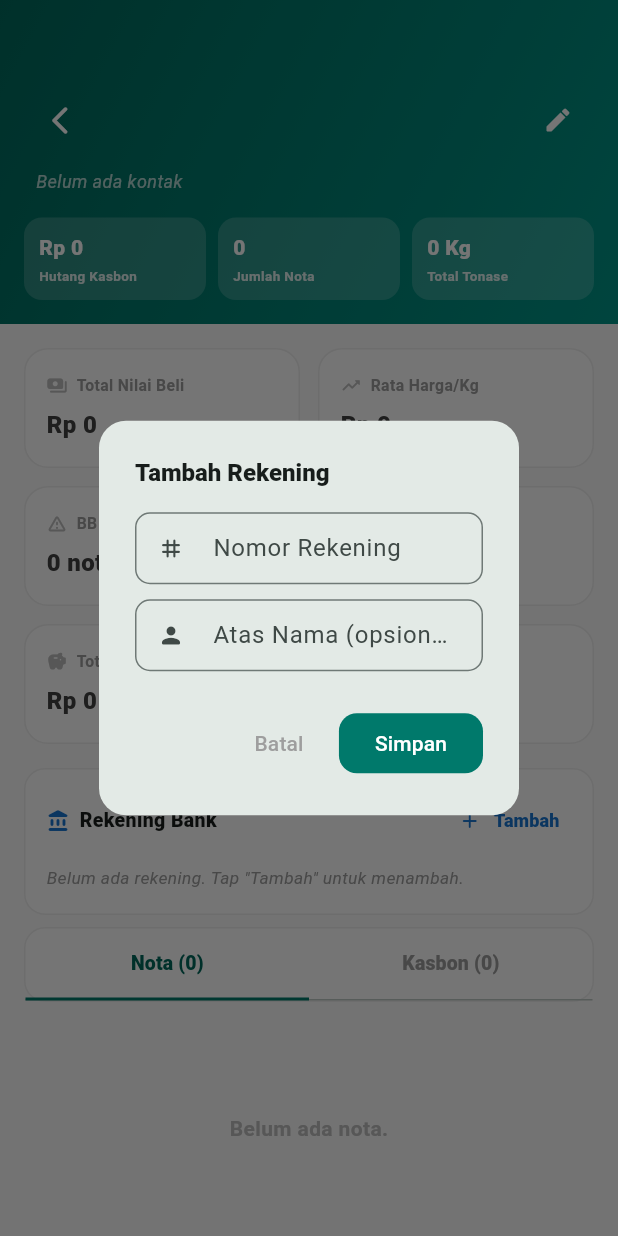
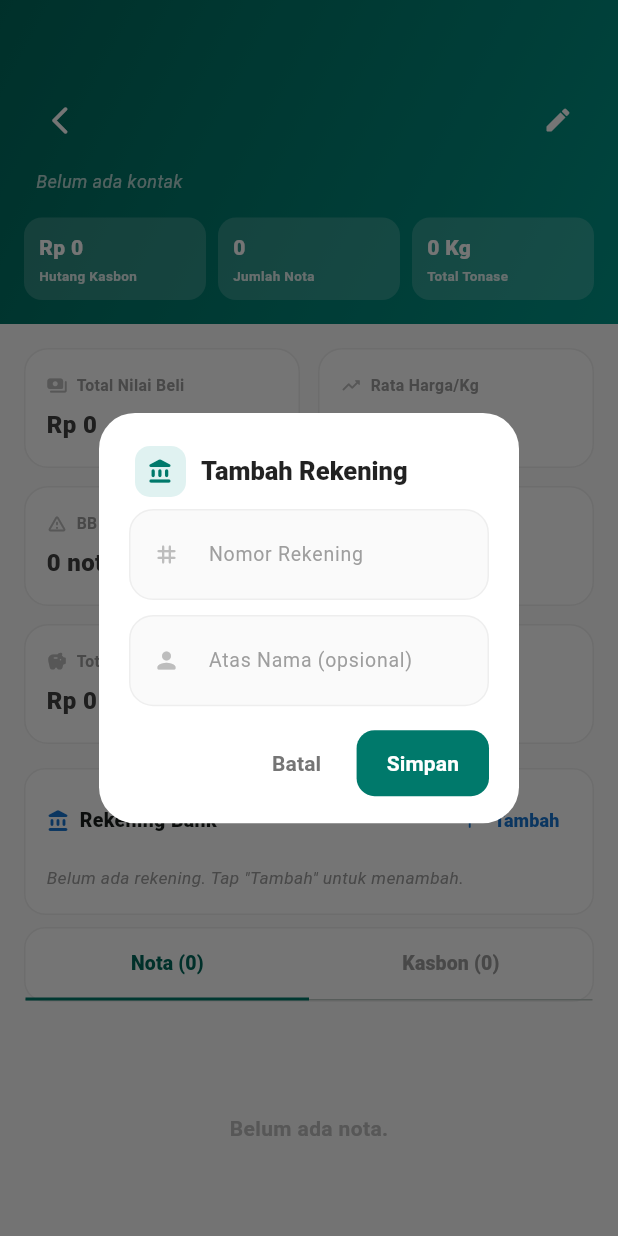
Before and after one commit to MelvernMogens/sinar-bulian-jaya, a Flutter app: the DetailPetaniScreen screen opened directly with empty values, after a tap on "Tambah", on a phone screen of 412 x 824 dp. Run offline on Flutter 3.47's test engine with Material 3 defaults, Android fonts, the phone set to English and light mode, and no system bars; our stand-ins replace firebase_core, firebase_messaging, shared_preferences; missing offline and left inert: blue_thermal_printer; accounts and stored records are empty; network calls fail.

Commit message:
Popup rekening: animasi resize halus pas loading + dialog tambah/edit rekening di data petani dipercantik

```diff
--- a/frontend/lib/screens/data_petani_screen.dart
+++ b/frontend/lib/screens/data_petani_screen.dart
@@ -624,6 +624,27 @@ class _DetailPetaniScreenState extends State<DetailPetaniScreen> with SingleTick
     );
   }
 
+  // Input bergaya app (kotak abu-abu rounded) biar dialog rekening serasi
+  Widget _rekInput({required TextEditingController controller, required String hint, TextInputType type = TextInputType.text, TextCapitalization cap = TextCapitalization.none, IconData? icon}) {
+    return Container(
+      margin: const EdgeInsets.only(bottom: 10),
+      decoration: BoxDecoration(color: Colors.grey.shade50, borderRadius: BorderRadius.circular(16), border: Border.all(color: Colors.grey.shade200)),
+      child: TextField(
+        controller: controller,
+        keyboardType: type,
+        textCapitalization: cap,
+        style: const TextStyle(fontWeight: FontWeight.bold, fontSize: 14),
+        decoration: InputDecoration(
+          labelText: hint,
+          labelStyle: TextStyle(color: Colors.grey.shade500, fontWeight: FontWeight.normal, fontSize: 13),
+          prefixIcon: icon != null ? Icon(icon, size: 18, color: Colors.grey.shade400) : null,
+          border: InputBorder.none,
+          contentPadding: const EdgeInsets.symmetric(horizontal: 16, vertical: 12),
+        ),
+      ),
+    );
+  }
+
   Future<void> _dialogRekening({Map? existing}) async {
     final nomorCtrl = TextEditingController(text: existing?['nomor']?.toString() ?? '');
     final namaCtrl = TextEditingController(text: existing?['atas_nama']?.toString() ?? '');
@@ -632,15 +653,22 @@ class _DetailPetaniScreenState extends State<DetailPetaniScreen> with SingleTick
       context: context,
       builder: (_) => StatefulBuilder(builder: (ctx, setD) {
         return AlertDialog(
-          shape: RoundedRectangleBorder(borderRadius: BorderRadius.circular(18)),
-          title: Text(existing == null ? 'Tambah Rekening' : 'Edit Rekening', style: const TextStyle(fontWeight: FontWeight.w900, fontSize: 16)),
+          backgroundColor: Colors.white,
+          shape: RoundedRectangleBorder(borderRadius: BorderRadius.circular(24)),
+          titlePadding: const EdgeInsets.fromLTRB(24, 22, 24, 8),
+          contentPadding: const EdgeInsets.fromLTRB(20, 0, 20, 4),
+          title: Row(children: [
+            Container(padding: const EdgeInsets.all(8), decoration: BoxDecoration(color: Colors.teal.shade50, borderRadius: BorderRadius.circular(10)), child: Icon(Icons.account_balance_rounded, color: Colors.teal.shade700, size: 18)),
+            const SizedBox(width: 10),
+            Text(existing == null ? 'Tambah Rekening' : 'Edit Rekening', style: const TextStyle(fontWeight: FontWeight.w900, fontSize: 17, color: Colors.black87)),
+          ]),
           content: Column(mainAxisSize: MainAxisSize.min, children: [
-            TextField(controller: nomorCtrl, keyboardType: TextInputType.number, decoration: InputDecoration(isDense: true, labelText: 'Nomor Rekening', prefixIcon: const Icon(Icons.tag_rounded, size: 18), border: OutlineInputBorder(borderRadius: BorderRadius.circular(10)))),
-            const SizedBox(height: 10),
-            TextField(controller: namaCtrl, textCapitalization: TextCapitalization.words, decoration: InputDecoration(isDense: true, labelText: 'Atas Nama (opsional)', prefixIcon: const Icon(Icons.person_rounded, size: 18), border: OutlineInputBorder(borderRadius: BorderRadius.circular(10)))),
+            _rekInput(controller: nomorCtrl, hint: 'Nomor Rekening', type: TextInputType.number, icon: Icons.tag_rounded),
+            _rekInput(controller: namaCtrl, hint: 'Atas Nama (opsional)', cap: TextCapitalization.words, icon: Icons.person_rounded),
           ]),
+          actionsPadding: const EdgeInsets.fromLTRB(20, 0, 20, 16),
           actions: [
-            TextButton(onPressed: saving ? null : () => Navigator.pop(ctx), child: const Text('Batal', style: TextStyle(color: Colors.grey))),
+            TextButton(onPressed: saving ? null : () => Navigator.pop(ctx), child: Text('Batal', style: TextStyle(color: Colors.grey.shade600, fontWeight: FontWeight.bold))),
             ElevatedButton(
               onPressed: saving ? null : () async {
                 final nomor = nomorCtrl.text.trim();
@@ -650,8 +678,8 @@ class _DetailPetaniScreenState extends State<DetailPetaniScreen> with SingleTick
                 if (ok && ctx.mounted) { Navigator.pop(ctx); }
                 else { setD(() => saving = false); }
               },
-              style: ElevatedButton.styleFrom(backgroundColor: Colors.teal.shade700, foregroundColor: Colors.white, elevation: 0, shape: RoundedRectangleBorder(borderRadius: BorderRadius.circular(12))),
-              child: saving ? const SizedBox(width: 16, height: 16, child: CircularProgressIndicator(strokeWidth: 2, color: Colors.white)) : const Text('Simpan'),
+              style: ElevatedButton.styleFrom(backgroundColor: Colors.teal.shade700, foregroundColor: Colors.white, elevation: 0, padding: const EdgeInsets.symmetric(horizontal: 20, vertical: 12), shape: RoundedRectangleBorder(borderRadius: BorderRadius.circular(12))),
+              child: saving ? const SizedBox(width: 16, height: 16, child: CircularProgressIndicator(strokeWidth: 2, color: Colors.white)) : const Text('Simpan', style: TextStyle(fontWeight: FontWeight.bold)),
             ),
           ],
         );
--- a/frontend/lib/screens/rekening_picker.dart
+++ b/frontend/lib/screens/rekening_picker.dart
@@ -153,8 +153,12 @@ class _RekeningPickerDialogState extends State<_RekeningPickerDialog> {
       ),
       content: SizedBox(
         width: double.maxFinite,
-        child: isLoading
-            ? const Padding(padding: EdgeInsets.all(24), child: Center(child: CircularProgressIndicator()))
+        child: AnimatedSize(
+          duration: const Duration(milliseconds: 180),
+          curve: Curves.easeOut,
+          alignment: Alignment.topCenter,
+          child: isLoading
+            ? const SizedBox(height: 130, child: Center(child: CircularProgressIndicator()))
             : SingleChildScrollView(
                 physics: const BouncingScrollPhysics(),
                 child: Column(
@@ -246,6 +250,7 @@ class _RekeningPickerDialogState extends State<_RekeningPickerDialog> {
                   ],
                 ),
               ),
+          ),
       ),
       actionsPadding: const EdgeInsets.fromLTRB(20, 0, 20, 16),
       actions: [
```
